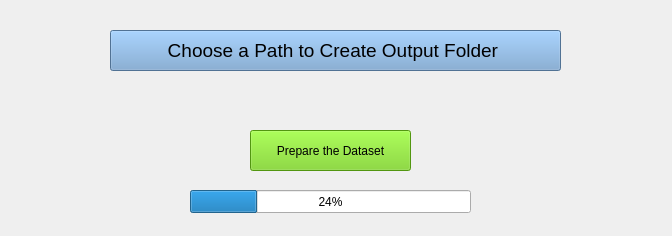
First picture: the form in page6.ui, repository 4lparslan/Data-Augmentation, before the edit.
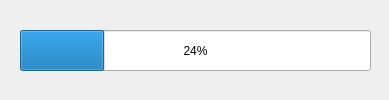
Second picture: the form after the edit.

Diff of the .ui file:
```diff
--- a/page6.ui
+++ b/page6.ui
@@ -6,76 +6,20 @@
    <rect>
     <x>0</x>
     <y>0</y>
-    <width>672</width>
-    <height>236</height>
+    <width>389</width>
+    <height>100</height>
    </rect>
   </property>
   <property name="windowTitle">
    <string>Get Outputs</string>
   </property>
-  <widget class="QPushButton" name="pushButton_output_path">
-   <property name="geometry">
-    <rect>
-     <x>110</x>
-     <y>30</y>
-     <width>451</width>
-     <height>41</height>
-    </rect>
-   </property>
-   <property name="font">
-    <font>
-     <pointsize>14</pointsize>
-    </font>
-   </property>
-   <property name="styleSheet">
-    <string notr="true">background-color: rgb(114, 159, 207);</string>
-   </property>
-   <property name="text">
-    <string>Choose a Path to Create Output Folder </string>
-   </property>
-  </widget>
-  <widget class="QLabel" name="label_output_path">
-   <property name="geometry">
-    <rect>
-     <x>50</x>
-     <y>90</y>
-     <width>571</width>
-     <height>20</height>
-    </rect>
-   </property>
-   <property name="styleSheet">
-    <string notr="true">color: rgb(52, 101, 164);</string>
-   </property>
-   <property name="text">
-    <string/>
-   </property>
-   <property name="alignment">
-    <set>Qt::AlignCenter</set>
-   </property>
-  </widget>
-  <widget class="QPushButton" name="pushButton_prepare">
-   <property name="geometry">
-    <rect>
-     <x>250</x>
-     <y>130</y>
-     <width>161</width>
-     <height>41</height>
-    </rect>
-   </property>
-   <property name="styleSheet">
-    <string notr="true">background-color: rgb(115, 210, 22);</string>
-   </property>
-   <property name="text">
-    <string>Prepare the Dataset</string>
-   </property>
-  </widget>
   <widget class="QProgressBar" name="progressBar">
    <property name="geometry">
     <rect>
-     <x>190</x>
-     <y>190</y>
-     <width>281</width>
-     <height>23</height>
+     <x>20</x>
+     <y>30</y>
+     <width>351</width>
+     <height>41</height>
     </rect>
    </property>
    <property name="value">
```
Left out of the diff: 2 changed lines with no effect on the pictures.
